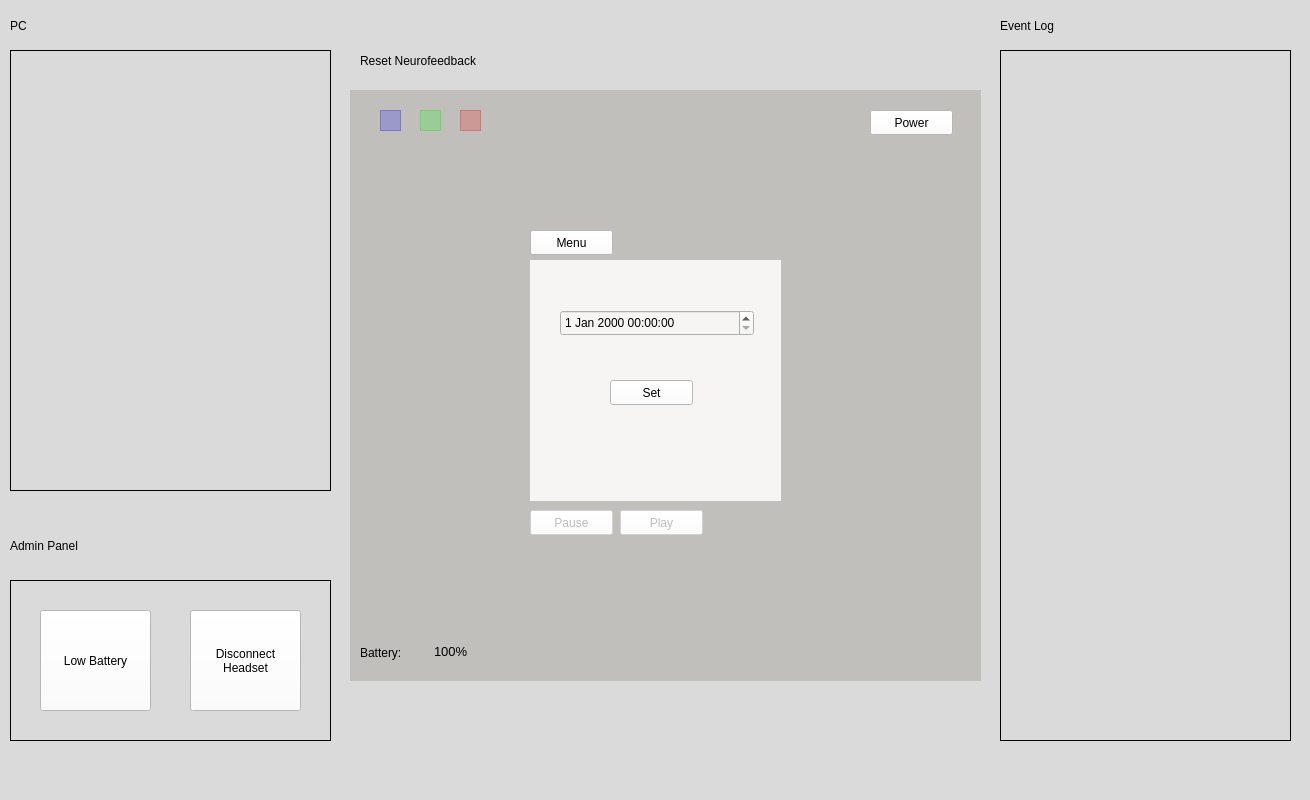
First picture: the form in COMP3004_Project_Team11/mainwindow.ui, repository SaeidEl-Saadi/COMP3004-Team-11, before the edit.
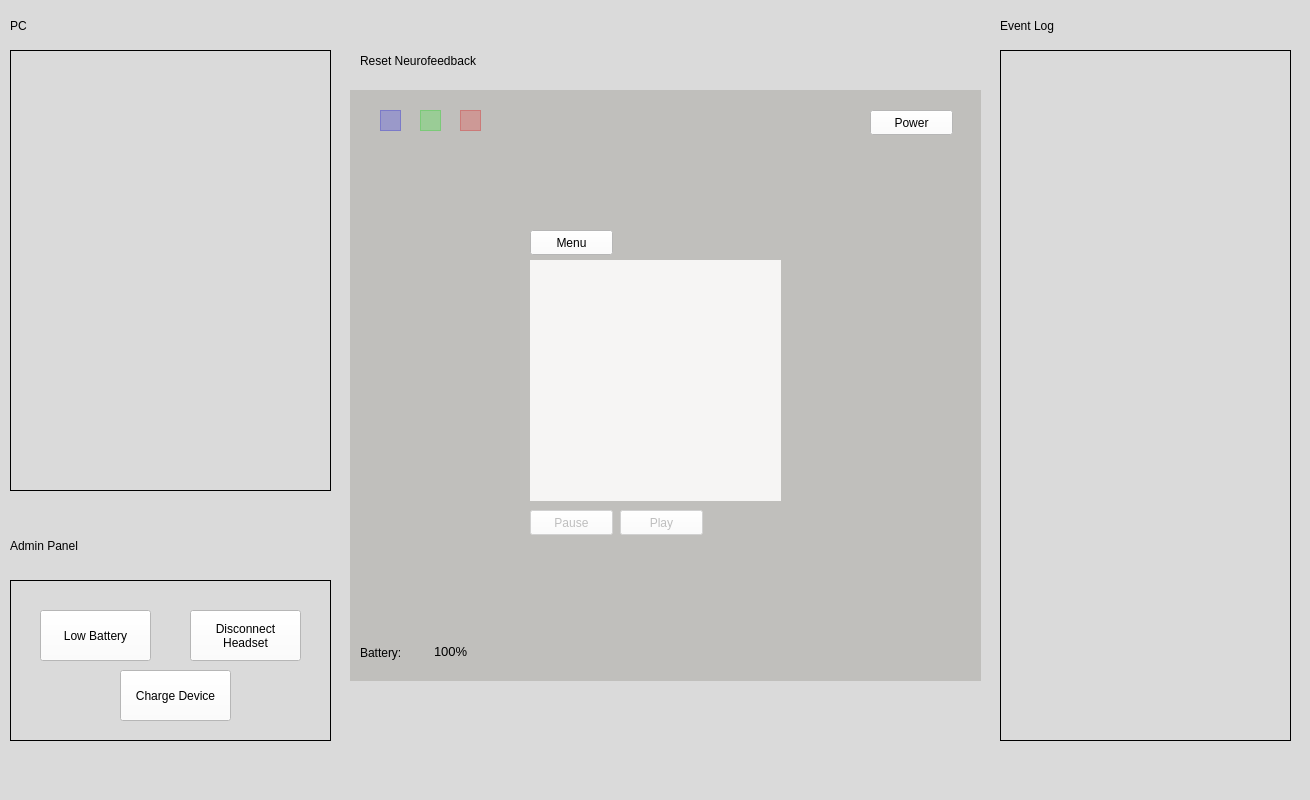
Second picture: the form after the edit.

Commit message: Added several button functionality

```diff
--- a/COMP3004_Project_Team11/mainwindow.ui
+++ b/COMP3004_Project_Team11/mainwindow.ui
@@ -435,6 +435,20 @@
       </property>
      </widget>
     </widget>
+    <widget class="QWidget" name="offScreen" native="true">
+     <property name="geometry">
+      <rect>
+       <x>180</x>
+       <y>170</y>
+       <width>251</width>
+       <height>241</height>
+      </rect>
+     </property>
+     <property name="styleSheet">
+      <string notr="true">background-color: rgb(246, 245, 244);
+</string>
+     </property>
+    </widget>
    </widget>
    <widget class="QTextEdit" name="eventLog">
     <property name="geometry">
@@ -557,7 +571,7 @@
        <x>30</x>
        <y>30</y>
        <width>111</width>
-       <height>101</height>
+       <height>51</height>
       </rect>
      </property>
      <property name="styleSheet">
@@ -574,7 +588,7 @@
        <x>180</x>
        <y>30</y>
        <width>111</width>
-       <height>101</height>
+       <height>51</height>
       </rect>
      </property>
      <property name="styleSheet">
@@ -586,6 +600,23 @@
 Headset</string>
      </property>
     </widget>
+    <widget class="QPushButton" name="chargeDevice">
+     <property name="geometry">
+      <rect>
+       <x>110</x>
+       <y>90</y>
+       <width>111</width>
+       <height>51</height>
+      </rect>
+     </property>
+     <property name="styleSheet">
+      <string notr="true">font: 10pt &quot;DejaVu Sans Mono&quot;;
+background-color: rgb(255, 255, 255);</string>
+     </property>
+     <property name="text">
+      <string>Charge Device</string>
+     </property>
+    </widget>
    </widget>
    <widget class="QLabel" name="label_4">
     <property name="geometry">
```
The commit also changes 2 other files.
